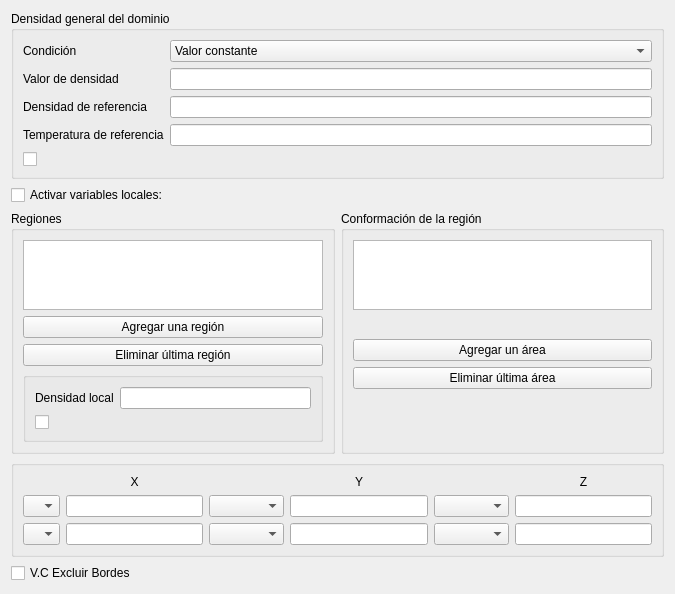
Before: the Qt Designer form densidad_window/ui/densidad_window.ui in luisdavidrodm/PrePRODIC3D, drawn with Qt 5.
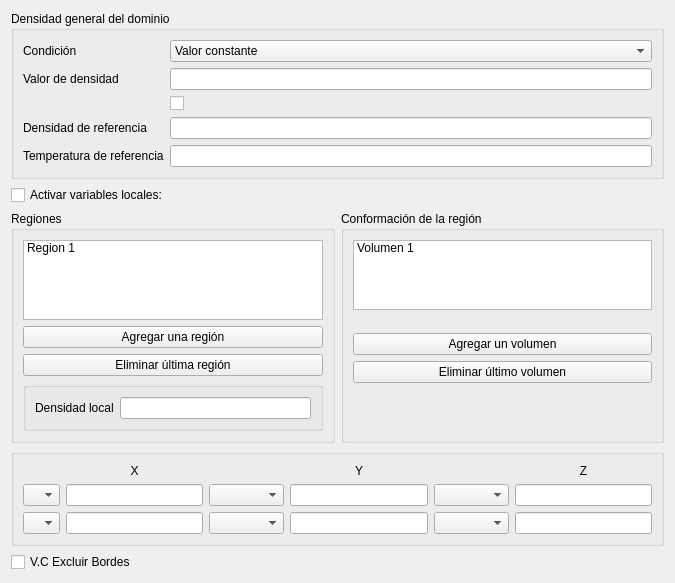
After: the same form once the commit is applied.

Commit message: Renombrando widgets en Densidad

```diff
--- a/densidad_window/ui/densidad_window.ui
+++ b/densidad_window/ui/densidad_window.ui
@@ -7,7 +7,7 @@
     <x>0</x>
     <y>0</y>
     <width>675</width>
-    <height>575</height>
+    <height>583</height>
    </rect>
   </property>
   <property name="windowTitle">
@@ -21,7 +21,13 @@
      </property>
      <layout class="QVBoxLayout" name="verticalLayout">
       <item>
-       <widget class="QListWidget" name="listWidget"/>
+       <widget class="QListWidget" name="lw_regions">
+        <item>
+         <property name="text">
+          <string>Region 1</string>
+         </property>
+        </item>
+       </widget>
       </item>
       <item>
        <widget class="QPushButton" name="pushButton">
@@ -51,14 +57,7 @@
           </widget>
          </item>
          <item row="0" column="1">
-          <widget class="QLineEdit" name="lineEdit_4"/>
-         </item>
-         <item row="1" column="0">
-          <widget class="QCheckBox" name="checkBox_3">
-           <property name="text">
-            <string/>
-           </property>
-          </widget>
+          <widget class="QLineEdit" name="le_local_value"/>
          </item>
         </layout>
        </widget>
@@ -73,7 +72,13 @@
      </property>
      <layout class="QVBoxLayout" name="verticalLayout_2">
       <item>
-       <widget class="QListWidget" name="listWidget_2"/>
+       <widget class="QListWidget" name="lw_volumes">
+        <item>
+         <property name="text">
+          <string>Volumen 1</string>
+         </property>
+        </item>
+       </widget>
       </item>
       <item>
        <spacer name="verticalSpacer">
@@ -91,14 +96,14 @@
       <item>
        <widget class="QPushButton" name="pushButton_2">
         <property name="text">
-         <string>Agregar un área</string>
+         <string>Agregar un volumen</string>
         </property>
        </widget>
       </item>
       <item>
        <widget class="QPushButton" name="pushButton_4">
         <property name="text">
-         <string>Eliminar última área</string>
+         <string>Eliminar último volumen</string>
         </property>
        </widget>
       </item>
@@ -150,25 +155,25 @@
       <item row="3" column="1">
        <widget class="QLineEdit" name="lineEdit"/>
       </item>
-      <item row="4" column="0">
+      <item row="5" column="0">
        <widget class="QLabel" name="label_3">
         <property name="text">
          <string>Densidad de referencia</string>
         </property>
        </widget>
       </item>
-      <item row="4" column="1">
-       <widget class="QLineEdit" name="lineEdit_2"/>
+      <item row="5" column="1">
+       <widget class="QLineEdit" name="le_ref_rho"/>
       </item>
-      <item row="5" column="0">
+      <item row="6" column="0">
        <widget class="QLabel" name="label_4">
         <property name="text">
          <string>Temperatura de referencia</string>
         </property>
        </widget>
       </item>
-      <item row="5" column="1">
-       <widget class="QLineEdit" name="lineEdit_3"/>
+      <item row="6" column="1">
+       <widget class="QLineEdit" name="le_ref_temp"/>
       </item>
       <item row="0" column="0">
        <widget class="QLabel" name="label">
@@ -191,8 +196,8 @@
         </item>
        </widget>
       </item>
-      <item row="6" column="0">
-       <widget class="QCheckBox" name="checkBox_2">
+      <item row="4" column="1">
+       <widget class="QCheckBox" name="chb_ex_value">
         <property name="text">
          <string/>
         </property>
```
Left out of the diff: 40 changed lines with no effect on the pictures. The commit also changes 5 other files.
